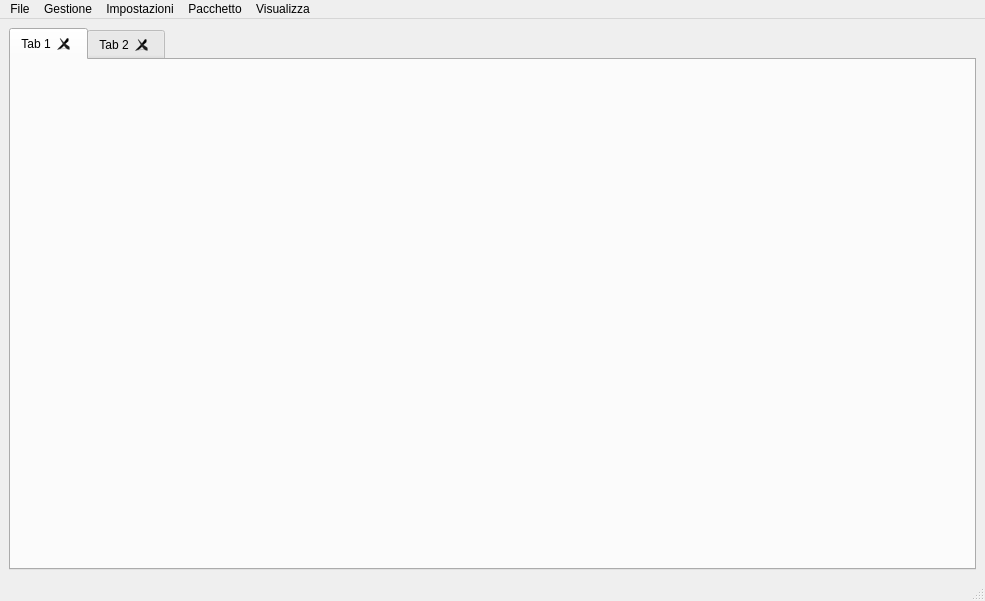
The window that mainwindow.ui (Gabriele266/ArduinoPacMan) describes before a commit, drawn with Qt 5.
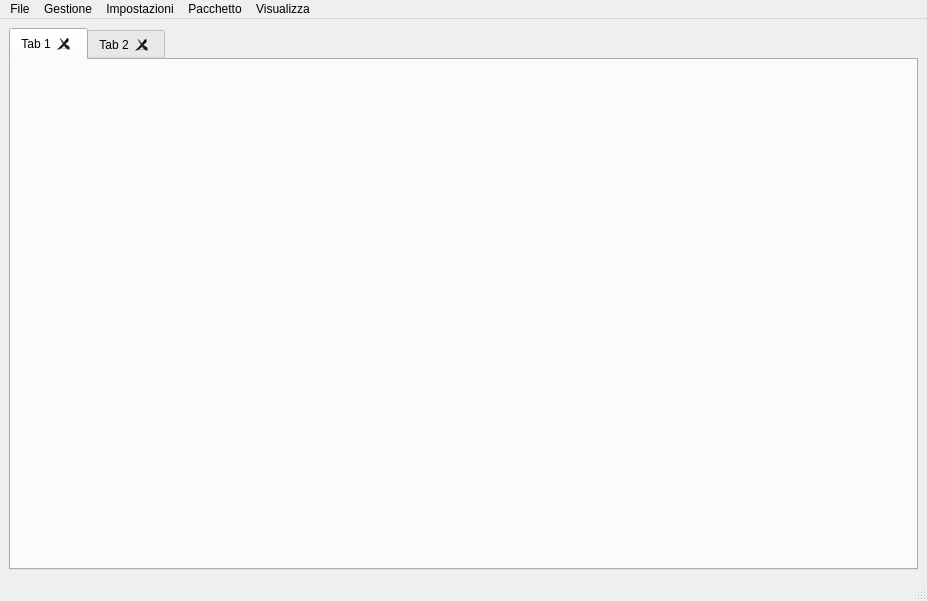
The same window after the commit. Icons and pictures are not drawn.

```diff
--- a/mainwindow.ui
+++ b/mainwindow.ui
@@ -6,7 +6,7 @@
    <rect>
     <x>0</x>
     <y>0</y>
-    <width>985</width>
+    <width>927</width>
     <height>601</height>
    </rect>
   </property>
@@ -59,7 +59,7 @@
     <rect>
      <x>0</x>
      <y>0</y>
-     <width>985</width>
+     <width>927</width>
      <height>22</height>
     </rect>
    </property>
```
